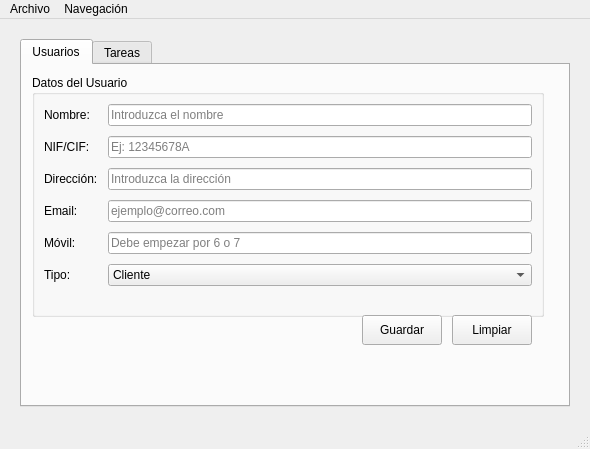
Qt form templates/mainwindow.ui (nolarpxo/recuperaTusGuijarroDavid) before a commit.
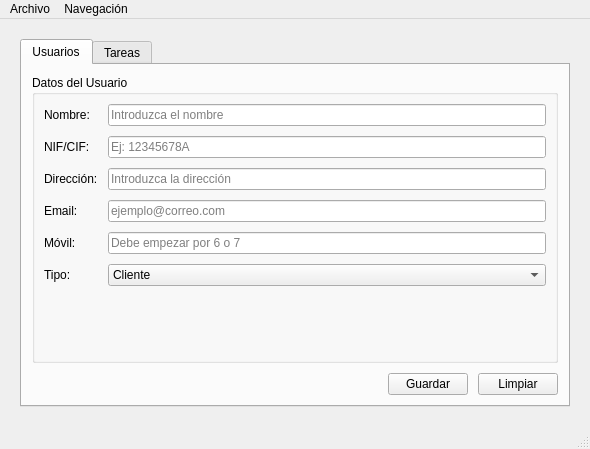
The same form after that commit.

Commit message: aplicada maquetacion para layouts y organizacion de la UI

Diff of the .ui file:
```diff
--- a/templates/mainwindow.ui
+++ b/templates/mainwindow.ui
@@ -61,15 +61,24 @@
            <attribute name="title">
             <string>Usuarios</string>
            </attribute>
+            <layout class="QVBoxLayout" name="layTabUsuarios">
+             <property name="spacing">
+              <number>10</number>
+             </property>
+             <property name="leftMargin">
+              <number>10</number>
+             </property>
+             <property name="topMargin">
+              <number>10</number>
+             </property>
+             <property name="rightMargin">
+              <number>10</number>
+             </property>
+             <property name="bottomMargin">
+              <number>10</number>
+             </property>
+             <item>
            <widget class="QGroupBox" name="grpUsuario">
-            <property name="geometry">
-             <rect>
-              <x>10</x>
-              <y>10</y>
-              <width>512</width>
-              <height>242</height>
-             </rect>
-            </property>
             <property name="title">
              <string>Datos del Usuario</string>
             </property>
@@ -109,6 +118,9 @@
                <property name="whatsThis">
                 <string>El NIF/CIF debe seguir el formato español válido (8 dígitos + letra).</string>
                </property>
+                  <property name="autoFillBackground">
+                   <bool>true</bool>
+                  </property>
                <property name="placeholderText">
                 <string>Ej: 12345678A</string>
                </property>
@@ -185,32 +197,42 @@
              </item>
             </layout>
            </widget>
+             </item>
+             <item>
+              <layout class="QHBoxLayout" name="layBtnUsuario">
+               <property name="spacing">
+                <number>10</number>
+               </property>
+               <item>
+                <spacer name="hspBtnUsuario">
+                 <property name="orientation">
+                  <enum>Qt::Horizontal</enum>
+                 </property>
+                 <property name="sizeHint" stdset="0">
+                  <size>
+                   <width>40</width>
+                   <height>20</height>
+                  </size>
+                 </property>
+                </spacer>
+               </item>
+               <item>
            <widget class="QPushButton" name="btnGuardarUsuario">
-            <property name="geometry">
-             <rect>
-              <x>340</x>
-              <y>250</y>
-              <width>80</width>
-              <height>30</height>
-             </rect>
-            </property>
             <property name="text">
              <string>Guardar</string>
             </property>
            </widget>
+               </item>
+               <item>
            <widget class="QPushButton" name="btnLimpiarUsuario">
-            <property name="geometry">
-             <rect>
-              <x>430</x>
-              <y>250</y>
-              <width>80</width>
-              <height>30</height>
-             </rect>
-            </property>
             <property name="text">
              <string>Limpiar</string>
             </property>
            </widget>
+               </item>
+              </layout>
+             </item>
+            </layout>
           </widget>
           <widget class="QWidget" name="tab_tareas">
            <attribute name="title">
```
Left out of the diff: 27 changed lines with no effect on the pictures. Lines whose indentation alone changed are shown as unchanged. The commit also changes 1 other file.
